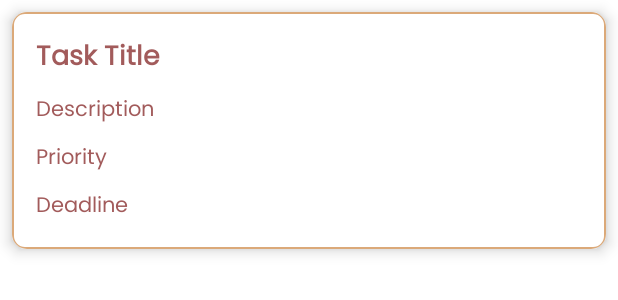
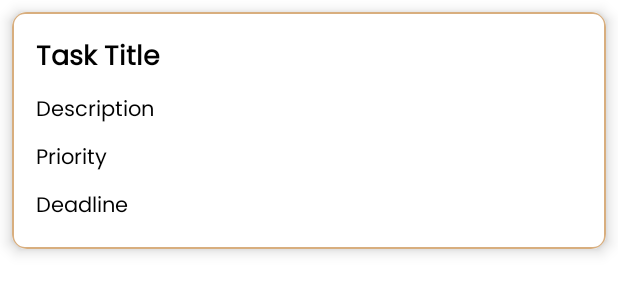
Before and after one commit to Chathunilel/ToDo, an Android app: the layout task_layout.xml on its own in the app's theme, with its tools: preview values and no code run, on a phone screen of 412 x 824 dp. Shown: the top 300 px of the screen. Run offline under Robolectric (Android 15) with nearby library versions, the phone set to English and light mode, and no system bars.

Commit message:
Final touches

```diff
--- a/app/src/main/java/com/example/todo/database/TaskDao.kt
+++ b/app/src/main/java/com/example/todo/database/TaskDao.kt
@@ -23,6 +23,6 @@ interface TaskDao {
     @Query("SELECT * FROM TASKS ORDER BY id DESC")
     fun getAllTasks(): LiveData<List<Task>>
 
-    @Query("SELECT * FROM TASKS WHERE taskTitle LIKE :query OR taskDescription LIKE :query")
+    @Query("SELECT * FROM TASKS WHERE taskTitle LIKE '%' || :query || '%' OR taskDescription LIKE '%' || :query || '%' OR taskPriority LIKE '%' || :query || '%' OR taskDeadline LIKE '%' || :query || '%'")
     fun searchTask(query: String?): LiveData<List<Task>>
 }
--- a/app/src/main/java/com/example/todo/repository/TaskRepository.kt
+++ b/app/src/main/java/com/example/todo/repository/TaskRepository.kt
@@ -1,11 +1,9 @@
 package com.example.todo.repository
 
-import androidx.room.Query
 import com.example.todo.model.Task
 import com.example.todo.model.TaskDatabase
 
-
-class TaskRepository(private val  db: TaskDatabase) {
+class TaskRepository(private val db: TaskDatabase) {
 
     suspend fun insertTask(task: Task) = db.getTaskDao().insertTask(task)
     suspend fun deleteTask(task: Task) = db.getTaskDao().deleteTask(task)
--- a/app/src/main/res/drawable/border.xml
+++ b/app/src/main/res/drawable/border.xml
@@ -3,7 +3,7 @@
     android:shape="rectangle">
     <stroke
         android:width="1dp"
-        android:color="@color/darkPink"/>
+        android:color="@color/high_priority"/>
     <corners
         android:radius="8dp"/>
 </shape>
--- a/app/src/main/res/layout/task_layout.xml
+++ b/app/src/main/res/layout/task_layout.xml
@@ -4,6 +4,7 @@
     xmlns:app="http://schemas.android.com/apk/res-auto">
 
     <androidx.cardview.widget.CardView
+        android:id="@+id/cardView"
         android:layout_width="match_parent"
         android:layout_height="wrap_content"
         android:layout_margin="8dp"
@@ -22,7 +23,7 @@
                 android:layout_height="0dp"
                 android:id="@+id/taskTitle"
                 android:layout_weight="200"
-                android:textColor="@color/darkestPink"
+                android:textColor="@color/black"
                 android:fontFamily="@font/poppins"
                 android:text="Task Title"
                 android:textStyle="bold"
@@ -37,7 +38,7 @@
                 android:text="Description"
                 android:textSize="14sp"
                 android:fontFamily="@font/poppins"
-                android:textColor="@color/darkestPink"/>
+                android:textColor="@color/black"/>
 
             <TextView
                 android:layout_width="match_parent"
@@ -48,7 +49,7 @@
                 android:text="Priority"
                 android:textSize="14sp"
                 android:fontFamily="@font/poppins"
-                android:textColor="@color/darkestPink"/>
+                android:textColor="@color/black"/>
 
             <TextView
                 android:layout_width="match_parent"
@@ -59,7 +60,7 @@
                 android:text="Deadline"
                 android:textSize="14sp"
                 android:fontFamily="@font/poppins"
-                android:textColor="@color/darkestPink"/>
+                android:textColor="@color/black"/>
 
         </LinearLayout>
     </androidx.cardview.widget.CardView>
--- a/app/src/main/res/values/colors.xml
+++ b/app/src/main/res/values/colors.xml
@@ -3,9 +3,10 @@
     <color name="black">#FF000000</color>
     <color name="white">#FFFFFFFF</color>
     <color name="darkestPink">#A25B5B</color>
-    <color name="darkPink">#DBA979</color>
     <color name="lightPink">#ECCA9C</color>
     <color name="lightGreen">#AFD198</color>
-    <color name="ash">#E8EFCF</color>
-
+    <color name="high_priority">#D8AE7E</color>
+    <color name="meduim_priority">#F8C794</color>
+    <color name="low_priority">#FFE0B5</color>
+    <color name="def">#FFF2D7</color>
 </resources>
```
Also changed, not shown: app/src/main/java/com/example/todo/adapter/TaskAdapter.kt (+26 -3 lines), app/src/main/java/com/example/todo/fragments/AddTaskFragment.kt (+24 -8 lines), app/src/main/java/com/example/todo/fragments/EditTaskFragment.kt (+17 -1 lines), app/src/main/java/com/example/todo/fragments/HomeFragment.kt (+16 -17 lines), app/src/main/java/com/example/todo/viewmodel/TaskViewModel.kt (+2 -5 lines), app/src/main/res/layout/fragment_add_task.xml (+4 -3 lines), app/src/main/res/layout/fragment_edit_task.xml (+3 -5 lines).
